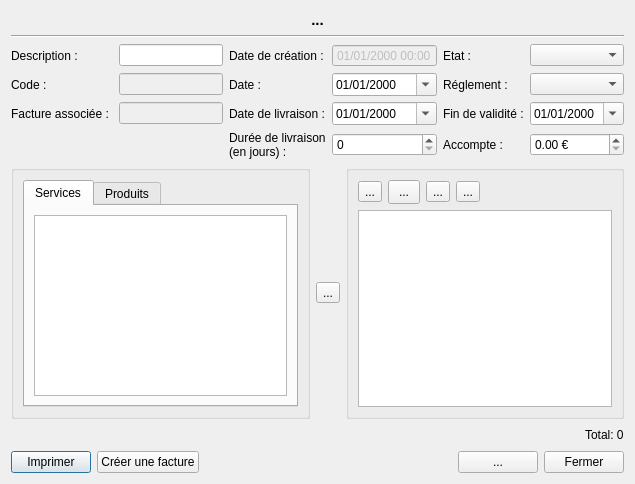
Before: the Qt Designer form src/dialoginvoice.ui in cfdev/mcercle, drawn with Qt 5.
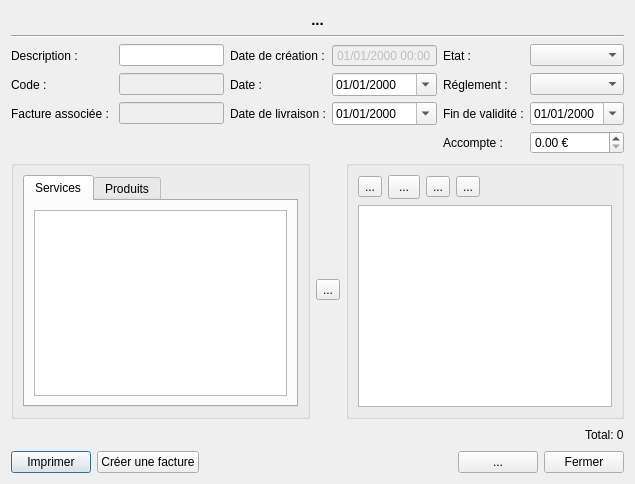
After: the same form once the commit is applied. Icons and pictures are not drawn.

Patch:
```diff
--- a/src/dialoginvoice.ui
+++ b/src/dialoginvoice.ui
@@ -184,21 +184,6 @@
          </property>
         </widget>
        </item>
-       <item row="3" column="2">
-        <widget class="QLabel" name="label_delay">
-         <property name="text">
-          <string>Durée de livraison
-(en jours) :</string>
-         </property>
-        </widget>
-       </item>
-       <item row="3" column="3">
-        <widget class="QSpinBox" name="spinBox_delayDelivery">
-         <property name="maximum">
-          <number>9999</number>
-         </property>
-        </widget>
-       </item>
        <item row="2" column="0">
         <widget class="QLabel" name="label_link">
          <property name="text">
```
Left out of the diff: 14 changed lines with no effect on the pictures.
